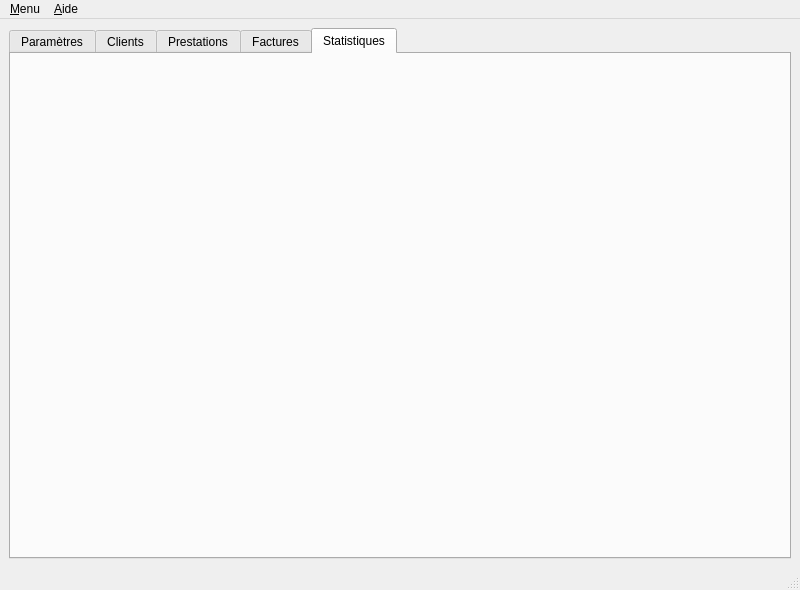
Qt form ui/Qfacture.ui (jpec/Qfacture) before a commit.
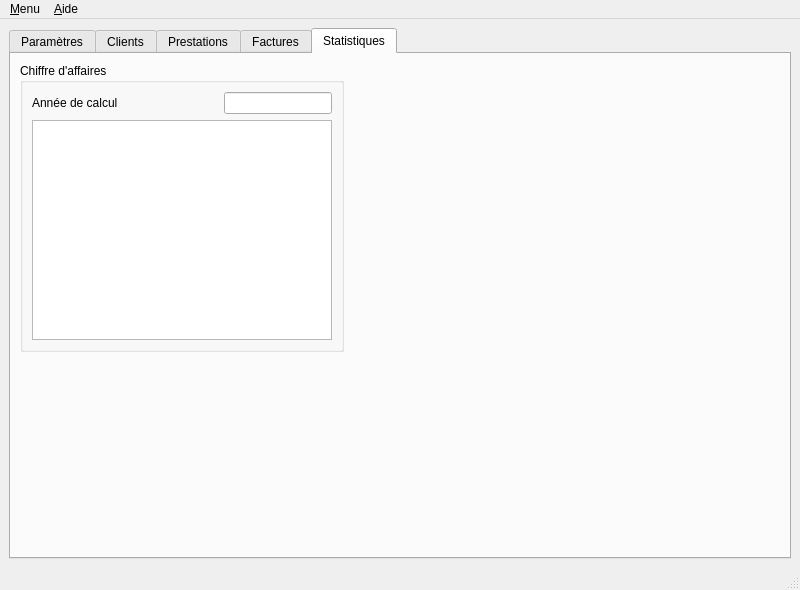
The same form after that commit. The open tabs and pages were chosen to show the change.

Commit message: Facture tab functionnal.

The edit to the form file:
```diff
--- a/ui/Qfacture.ui
+++ b/ui/Qfacture.ui
@@ -1648,6 +1648,106 @@
        <attribute name="title">
         <string>Statistiques</string>
        </attribute>
+       <layout class="QGridLayout" name="gridLayout_13">
+        <item row="0" column="0">
+         <widget class="QGroupBox" name="sGroupCa">
+          <property name="sizePolicy">
+           <sizepolicy hsizetype="Maximum" vsizetype="Maximum">
+            <horstretch>0</horstretch>
+            <verstretch>0</verstretch>
+           </sizepolicy>
+          </property>
+          <property name="title">
+           <string>Chiffre d'affaires</string>
+          </property>
+          <layout class="QGridLayout" name="gridLayout_14">
+           <item row="0" column="0">
+            <widget class="QLabel" name="label_27">
+             <property name="sizePolicy">
+              <sizepolicy hsizetype="Expanding" vsizetype="Preferred">
+               <horstretch>0</horstretch>
+               <verstretch>0</verstretch>
+              </sizepolicy>
+             </property>
+             <property name="text">
+              <string>Année de calcul</string>
+             </property>
+            </widget>
+           </item>
+           <item row="0" column="1">
+            <widget class="QLineEdit" name="sYearCa">
+             <property name="sizePolicy">
+              <sizepolicy hsizetype="Fixed" vsizetype="Fixed">
+               <horstretch>0</horstretch>
+               <verstretch>0</verstretch>
+              </sizepolicy>
+             </property>
+             <property name="maxLength">
+              <number>4</number>
+             </property>
+            </widget>
+           </item>
+           <item row="1" column="0" colspan="2">
+            <widget class="QListWidget" name="sListCa">
+             <property name="sizePolicy">
+              <sizepolicy hsizetype="Maximum" vsizetype="Maximum">
+               <horstretch>0</horstretch>
+               <verstretch>0</verstretch>
+              </sizepolicy>
+             </property>
+             <property name="minimumSize">
+              <size>
+               <width>300</width>
+               <height>220</height>
+              </size>
+             </property>
+             <property name="maximumSize">
+              <size>
+               <width>500</width>
+               <height>220</height>
+              </size>
+             </property>
+             <property name="font">
+              <font>
+               <family>Monospace</family>
+               <pointsize>10</pointsize>
+              </font>
+             </property>
+             <property name="alternatingRowColors">
+              <bool>true</bool>
+             </property>
+            </widget>
+           </item>
+          </layout>
+         </widget>
+        </item>
+        <item row="0" column="1">
+         <spacer name="horizontalSpacer_5">
+          <property name="orientation">
+           <enum>Qt::Horizontal</enum>
+          </property>
+          <property name="sizeHint" stdset="0">
+           <size>
+            <width>40</width>
+            <height>20</height>
+           </size>
+          </property>
+         </spacer>
+        </item>
+        <item row="1" column="0">
+         <spacer name="verticalSpacer_3">
+          <property name="orientation">
+           <enum>Qt::Vertical</enum>
+          </property>
+          <property name="sizeHint" stdset="0">
+           <size>
+            <width>20</width>
+            <height>40</height>
+           </size>
+          </property>
+         </spacer>
+        </item>
+       </layout>
       </widget>
      </widget>
     </item>
```
Left out of the diff: 57 changed lines with no effect on the pictures. The commit also changes 2 other files.
